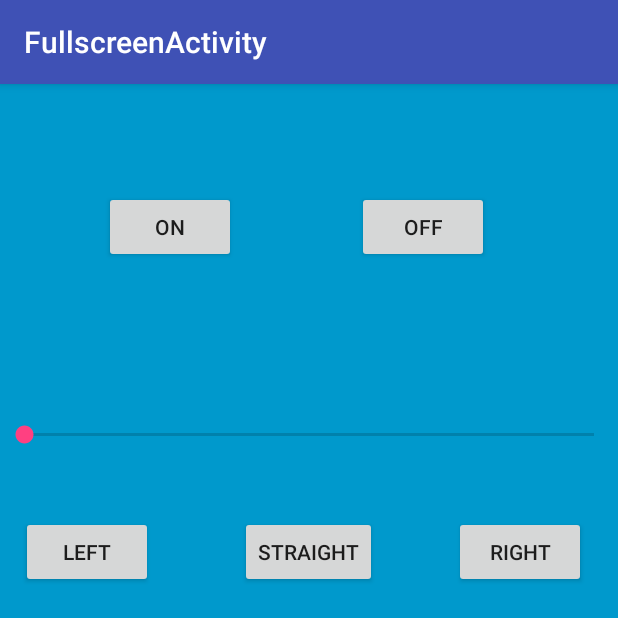
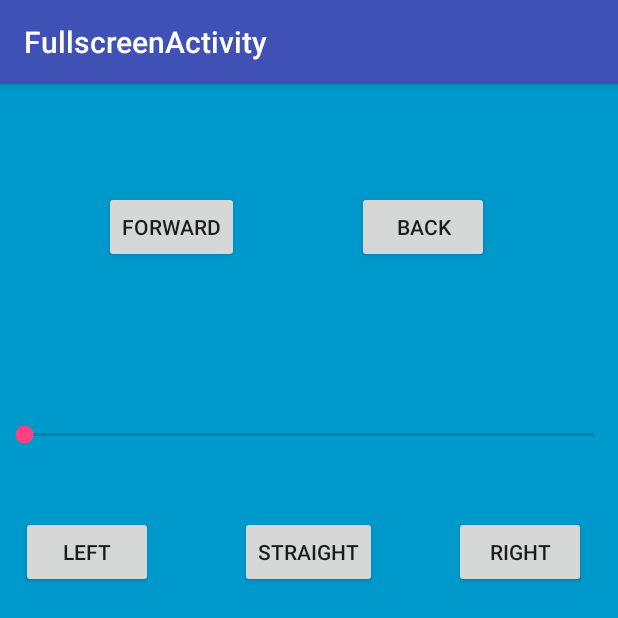
Before and after one commit to DmitryMasley/android-bluetooth-remote, an Android app: the FullscreenActivity screen opened directly, with no data from a screen before it, after a tap on "RIGHT", on a phone screen of 412 x 824 dp, the top half of it. Run offline under Robolectric (Android 15) with nearby library versions, the phone set to English and light mode, and no system bars; 7 statements that could not run were skipped.

```diff
--- a/app/src/main/java/com/example/dmasley/androidbluetoothremote/FullscreenActivity.java
+++ b/app/src/main/java/com/example/dmasley/androidbluetoothremote/FullscreenActivity.java
@@ -1,26 +1,30 @@
 package com.example.dmasley.androidbluetoothremote;
 import com.example.dmasley.androidbluetoothremote.bluetooth.ConnectionCreationThread;
 
-import android.annotation.SuppressLint;
 import android.bluetooth.BluetoothAdapter;
 import android.bluetooth.BluetoothDevice;
 import android.content.Intent;
-import android.support.v7.app.ActionBar;
 import android.support.v7.app.AppCompatActivity;
 import android.os.Bundle;
 import android.os.Handler;
-import android.view.MotionEvent;
 import android.view.View;
 import android.widget.Button;
 import android.widget.SeekBar;
 import java.math.BigInteger;
 
-import java.util.Set;
-
 enum STATE {
     NOT_CONNECTED,
     CONNECTING,
     CONNECTED
+}
+enum Direction {
+    FORWARD,
+    BACK
+}
+enum Steering {
+    LEFT,
+    RIGHT,
+    STRAIGHT
 }
 
 /**
@@ -30,6 +34,9 @@ enum STATE {
 public class FullscreenActivity extends AppCompatActivity {
     private BluetoothDevice device;
     private STATE state;
+    private Direction dir = Direction.FORWARD;
+    private int speed = 0;
+    private Steering steer = Steering.STRAIGHT;
     ConnectionCreationThread create;
     FullscreenActivity(){
 
@@ -53,8 +60,8 @@ public class FullscreenActivity extends AppCompatActivity {
      */
     private static final int UI_ANIMATION_DELAY = 300;
     private final Handler mHideHandler = new Handler();
-    Button onButton;
-    Button offButton;
+    Button forwardButton;
+    Button backButton;
     Button leftButton;
     Button rightButton;
     Button streightButton;
@@ -75,49 +82,63 @@ public class FullscreenActivity extends AppCompatActivity {
     }
 
     void initializeUI(){
-        onButton = (Button) findViewById(R.id.on);
-        offButton = (Button) findViewById(R.id.off);
+        forwardButton = (Button) findViewById(R.id.forward);
+        backButton = (Button) findViewById(R.id.back);
         leftButton = (Button) findViewById(R.id.left);
         rightButton = (Button) findViewById(R.id.right);
         streightButton = (Button) findViewById(R.id.straight);
         speedBar = (SeekBar) findViewById(R.id.speed);
 
-        onButton.setOnClickListener(new View.OnClickListener() {
+        speedBar.setMax(255);
+
+        forwardButton.setOnClickListener(new View.OnClickListener() {
             @Override
             public void onClick(View v) {
-                create.connectionThread.write("A".getBytes());
+                dir = Direction.FORWARD;
+                sendMessage();
+//                create.connectionThread.write("A".getBytes());
             }
         });
-        offButton.setOnClickListener(new View.OnClickListener() {
+        backButton.setOnClickListener(new View.OnClickListener() {
             @Override
             public void onClick(View v) {
-                create.connectionThread.write("B".getBytes());
+                dir = Direction.BACK;
+                sendMessage();
+//                create.connectionThread.write("B".getBytes());
             }
         });
         leftButton.setOnClickListener(new View.OnClickListener() {
             @Override
             public void onClick(View v) {
-                create.connectionThread.write("L".getBytes());
+                steer = Steering.LEFT;
+                sendMessage();
+//                create.connectionThread.write("L".getBytes());
             }
         });
         rightButton.setOnClickListener(new View.OnClickListener() {
             @Override
             public void onClick(View v) {
-                create.connectionThread.write("R".getBytes());
+                steer = Steering.RIGHT;
+                sendMessage();
+//                create.connectionThread.write("R".getBytes());
             }
         });
         streightButton.setOnClickListener(new View.OnClickListener() {
             @Override
             public void onClick(View v) {
-                create.connectionThread.write("S".getBytes());
+                steer = Steering.STRAIGHT;
+                sendMessage();
+//                create.connectionThread.write("S".getBytes());
             }
         });
 
         speedBar.setOnSeekBarChangeListener(new SeekBar.OnSeekBarChangeListener() {
             @Override
             public void onProgressChanged(SeekBar seekBar, int progress, boolean fromUser) {
-                byte[] value = BigInteger.valueOf((long)progress).toByteArray();
-                create.connectionThread.write(value);
+//                byte[] value = BigInteger.valueOf((long)progress).toByteArray();
+                speed = progress;
+                sendMessage();
+//                create.connectionThread.write(value);
             }
 
             @Override
@@ -131,16 +152,24 @@ public class FullscreenActivity extends AppCompatActivity {
             }
         });
     }
-    public void onPause(){
-        super.onPause();
-        create.cancel();
-        create = null;
+    void sendMessage(){
+        if(null != create && null != create.connectionThread) {
+            create.connectionThread.write(this.getCommand().getBytes());
+        }
     }
-    public void onResume(){
-        super.onResume();
-        create = new ConnectionCreationThread(device, BluetoothAdapter.getDefaultAdapter());
-        create.start();
+    private String getCommand(){
+        return "Dir:"+dir.name()+"|Speed:"+String.valueOf(speed)+"|Steer:"+steer.name()+"|\n";
     }
+//    public void onPause(){
+//        super.onPause();
+//        create.cancel();
+//        create = null;
+//    }
+//    public void onResume(){
+//        super.onResume();
+//        create = new ConnectionCreationThread(device, BluetoothAdapter.getDefaultAdapter());
+//        create.start();
+//    }
     protected void onDestroy(){
         if(null != create){
             create.cancel();
--- a/app/src/main/res/layout/activity_fullscreen.xml
+++ b/app/src/main/res/layout/activity_fullscreen.xml
@@ -17,22 +17,22 @@
         android:layout_height="match_parent">
 
         <Button
-            android:text="off"
+            android:text="Back"
             android:layout_width="wrap_content"
             android:layout_height="wrap_content"
             android:layout_marginEnd="86dp"
-            android:id="@+id/off"
-            android:layout_alignBaseline="@+id/on"
-            android:layout_alignBottom="@+id/on"
+            android:id="@+id/back"
+            android:layout_alignBaseline="@+id/forward"
+            android:layout_alignBottom="@+id/forward"
             android:layout_alignParentEnd="true" />
 
         <Button
-            android:text="on"
+            android:text="forward"
             android:layout_width="wrap_content"
             android:layout_height="wrap_content"
             android:layout_marginStart="69dp"
             android:layout_marginTop="71dp"
-            android:id="@+id/on"
+            android:id="@+id/forward"
             android:layout_alignParentTop="true"
             android:layout_alignParentStart="true" />
 
@@ -40,7 +40,7 @@
             android:layout_width="match_parent"
             android:layout_height="wrap_content"
             android:id="@+id/speed"
-            android:layout_below="@+id/off"
+            android:layout_below="@+id/back"
             android:layout_alignParentStart="true"
             android:layout_marginTop="79dp"
             android:minHeight="71dp" />
```
Also changed, not shown: 1 other file.
